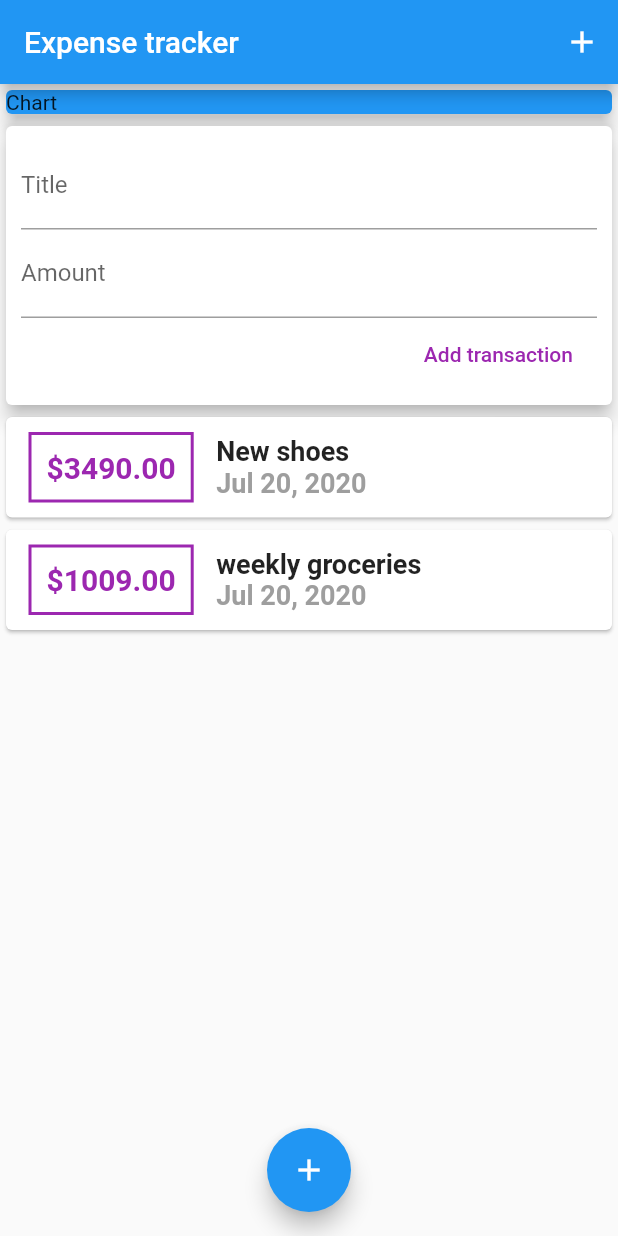
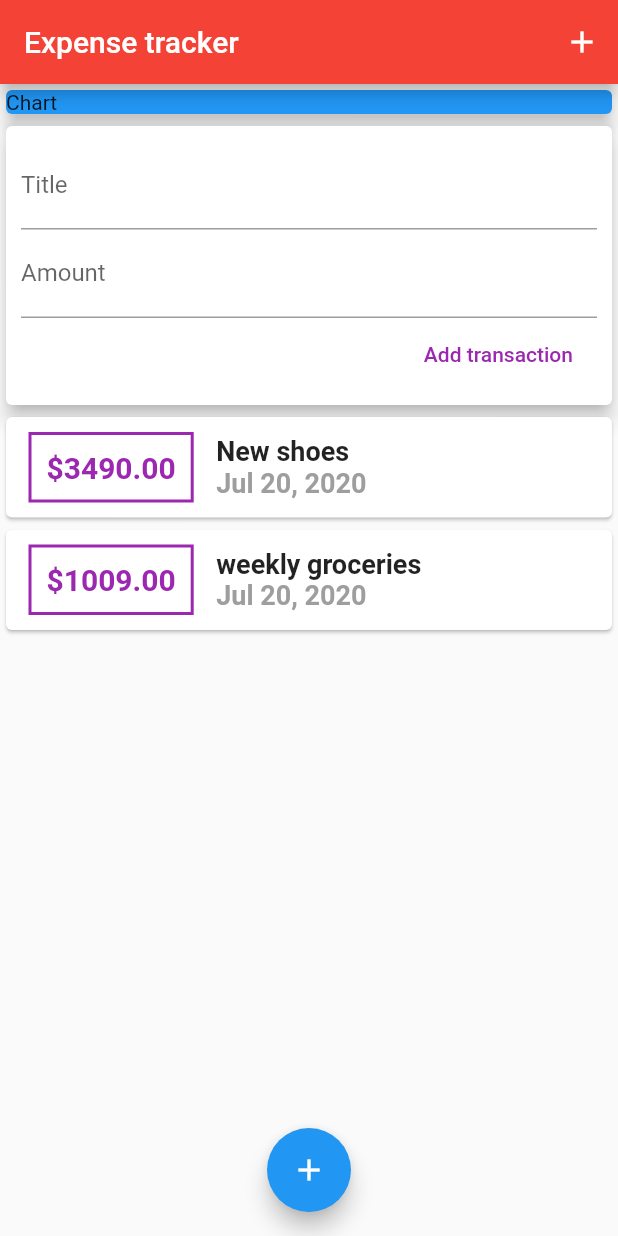
Before and after one commit to alabobriggs/expense-tracker-app, a Flutter app: the screen it shows after launch, on a phone screen of 412 x 824 dp. Run offline on Flutter 3.47's test engine with Material 2 defaults, Android fonts, the phone set to English and light mode, and no system bars.

Commit message:
seperate main widget into 2 to solve context bug

```diff
--- a/lib/main.dart
+++ b/lib/main.dart
@@ -5,12 +5,22 @@ import 'package:flutter/material.dart';
 
 void main() => runApp(MyApp());
 
-class MyApp extends StatefulWidget {
+class MyApp extends StatelessWidget {
+  @override
+  Widget build(BuildContext context) {
+    return MaterialApp(
+      debugShowCheckedModeBanner: false,
+      home: MyHomePage(),
+    );
+  }
+}
+
+class MyHomePage extends StatefulWidget {
   @override
   _MyAppState createState() => _MyAppState();
 }
 
-class _MyAppState extends State<MyApp> {
+class _MyAppState extends State<MyHomePage> {
   final List<Transaction> _userTransactions = [
     Transaction(
       id: '23fjslq',
@@ -55,17 +65,14 @@ class _MyAppState extends State<MyApp> {
   @override
   Widget build(BuildContext context) {
     // below uses named arguments
-    return MaterialApp(
-      debugShowCheckedModeBanner: false,
-      home: Scaffold(
+    return Scaffold(
         appBar: AppBar(
+          backgroundColor: Colors.red,
           title: Text('Expense tracker'),
           actions: <Widget>[
-              Builder(
-                builder: (bCtx) => IconButton(
+            IconButton(
               icon: Icon(Icons.add),
-                  onPressed: () => startNewAddTransaction(bCtx),
-                ),
+              onPressed: () => startNewAddTransaction(context),
             )
           ],
         ),
@@ -88,14 +95,10 @@ class _MyAppState extends State<MyApp> {
             crossAxisAlignment: CrossAxisAlignment.stretch,
           ),
         ),
-          floatingActionButtonLocation:
-              FloatingActionButtonLocation.centerFloat,
-          floatingActionButton: Builder(builder: (bCtx) {
-            return FloatingActionButton(
+        floatingActionButtonLocation: FloatingActionButtonLocation.centerFloat,
+        floatingActionButton: FloatingActionButton(
           child: Icon(Icons.add),
-              onPressed: () => startNewAddTransaction(bCtx),
-            );
-          })),
-    );
+          onPressed: () => startNewAddTransaction(context),
+        ));
   }
 }
--- a/lib/widgets/new_transaction.dart
+++ b/lib/widgets/new_transaction.dart
@@ -28,6 +28,8 @@ class _NewTransactionState extends State<NewTransaction> {
       title: enteredTitle,
       amount: enteredAmount,
     );
+
+    Navigator.of(context).pop();
   }
 
   @override
```
Lines whose indentation alone changed are shown as unchanged.
